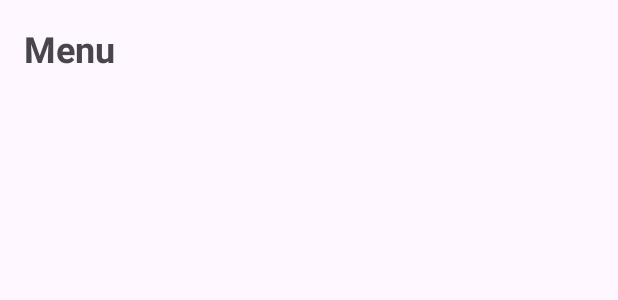
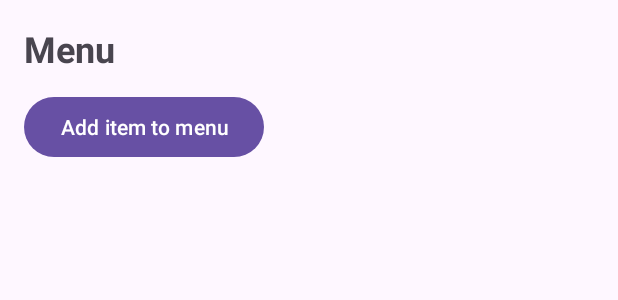
Before and after one commit to onyv/smart-cafe-admin, an Android app: the layout activity_menu.xml on its own in the app's theme, with its tools: preview values and no code run, on a phone screen of 412 x 824 dp. Shown: the top 300 px of the screen. Run offline under Robolectric (Android 15) with nearby library versions, the phone set to English and light mode, and no system bars.

Commit message:
FR-05, FR-09: add menu item dialog with validation

```diff
--- a/app/src/main/res/layout/activity_menu.xml
+++ b/app/src/main/res/layout/activity_menu.xml
@@ -13,8 +13,15 @@
         android:textSize="24sp"
         android:textStyle="bold" />
 
-    <androidx.recyclerview.widget.RecyclerView
-        android:id="@+id/menuList"
-        android:layout_width="match_parent"
-        android:layout_height="match_parent" />
-</LinearLayout>
+    <Button
+        android:id="@+id/addMenuButton"
+        android:layout_width="wrap_content"
+        android:layout_height="wrap_content"
+        android:text="Add item to menu" />
+
+        <androidx.recyclerview.widget.RecyclerView
+            android:id="@+id/menuList"
+            android:layout_width="match_parent"
+            android:layout_height="0dp"
+            android:layout_weight="1" />
+    </LinearLayout>
```
Also changed, not shown: app/src/main/java/data/MenuActivity.kt (+94 -0 lines).
